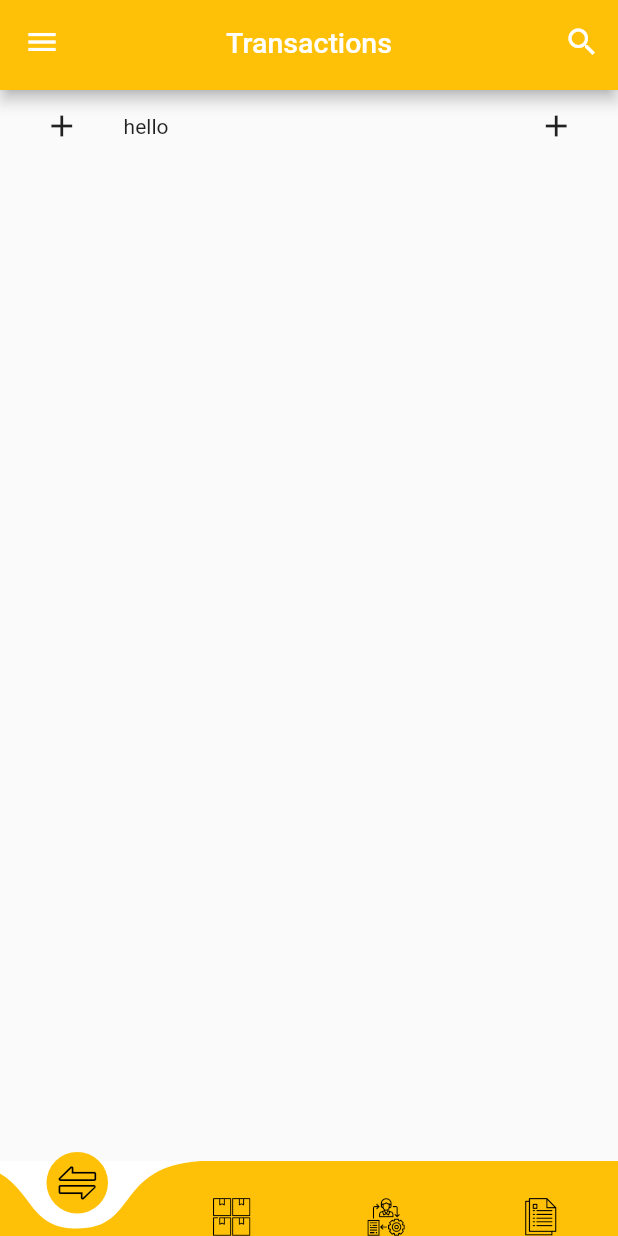
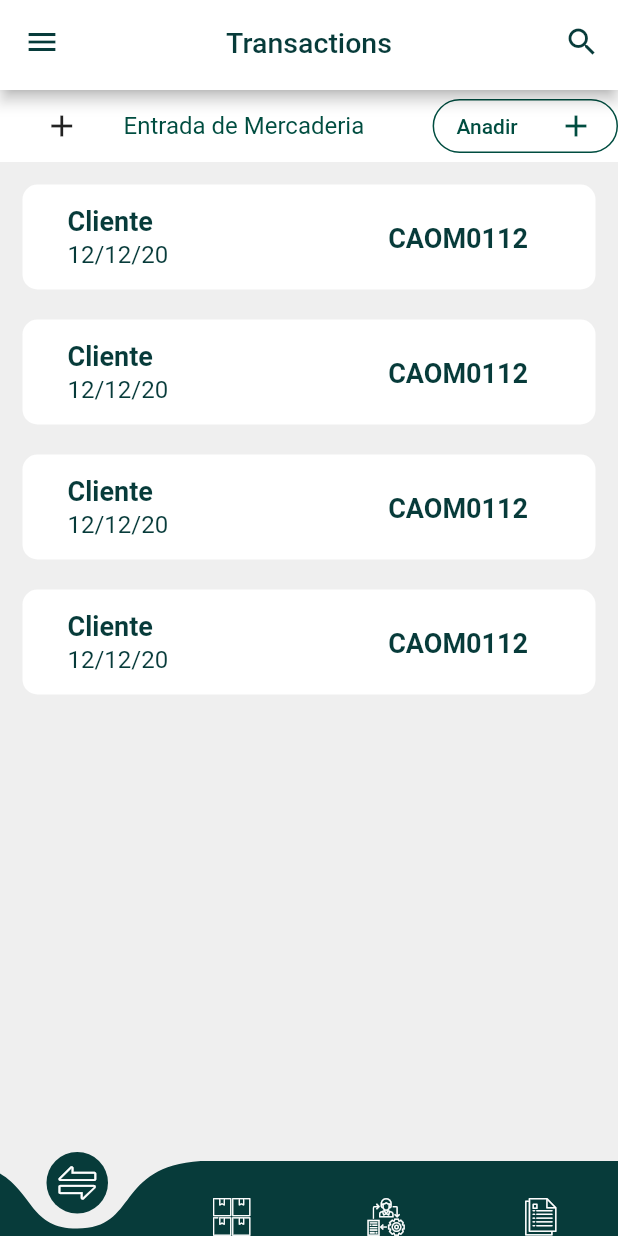
Before and after one commit to jjeangal/chankuap_flutter, a Flutter app: the screen it shows after launch, on a phone screen of 412 x 824 dp. Run offline on Flutter 3.47's test engine with Material 2 defaults, Android fonts, the phone set to English and light mode, and no system bars; drawn by our look-alikes of curved_navigation_bar.

Commit message:
Changing fonts and text to fit with decided colors.

```diff
--- a/lib/app_bars/transaction_app_bar.dart
+++ b/lib/app_bars/transaction_app_bar.dart
@@ -11,11 +11,12 @@ class TransactionAppBar extends StatelessWidget {
   Widget build(BuildContext context) {
     return AppBar(
       title: Text("$appBarTitle",
-          style: TextStyle(fontSize: 19)),
+          style: TextStyle(fontSize: 19, color: Color(0xff073B3A))),
       centerTitle: true,
-      backgroundColor: Colors.amber,
+      backgroundColor: Colors.white,
+      iconTheme: IconThemeData(color: Color(0xff073B3A)),
       actions: <Widget>[new IconButton(
-          icon: new Icon(Icons.search),
+          icon: new Icon(Icons.search, color: Color(0xff073B3A)),
           onPressed: () => print("search")
       )],
     );
--- a/lib/main.dart
+++ b/lib/main.dart
@@ -68,15 +68,15 @@ class _MyHomePageState extends State<MyHomePage> {
           )),
       bottomNavigationBar: CurvedNavigationBar(
         index: _pageIndex,
-        color: Colors.amber,
-        backgroundColor: Colors.white,
-        buttonBackgroundColor: Colors.amber,
+        color: Color(0xff073B3A),
+        backgroundColor: Color(0xffEFEFEF),
+        buttonBackgroundColor: Color(0xff073B3A),
         height: 50,
         items: <Widget>[
-          Icon(AppIcons.transaction, size: 25, color: Colors.black),
-          Icon(AppIcons.storage, size: 25, color: Colors.black),
-          Icon(AppIcons.processes, size: 25, color: Colors.black),
-          Icon(AppIcons.document, size: 25, color: Colors.black),
+          Icon(AppIcons.transaction, size: 25, color: Colors.white),
+          Icon(AppIcons.storage, size: 25, color: Colors.white),
+          Icon(AppIcons.processes, size: 25, color: Colors.white),
+          Icon(AppIcons.document, size: 25, color: Colors.white),
         ],
         animationDuration: Duration(milliseconds: 200),
         onTap: (int tappedIndex) {
--- a/lib/pages/Transactions.dart
+++ b/lib/pages/Transactions.dart
@@ -51,26 +51,140 @@ class _TransactionState extends State<Transactions> {
             ],
           ),
         ),
-        body: Row (
+        body: Container(
+          color: Color(0xffEFEFEF),
+          child: Column(
+            children: <Widget>[
+              Container(
+                color: Colors.white,
+                child:
+                Row(
                   children: <Widget>[
                     Expanded(
                       flex: 2,
                       child: Icon(Icons.add),
                     ),
                     Expanded(
-              flex: 6,
-              child: Text("hello"),
+                      flex: 5,
+                      child: Text("Entrada de Mercaderia", style: TextStyle(color: Colors.teal[900], fontSize: 16)),
                     ),
                     Expanded(
-              flex: 2,
-              child: IconButton(
-                icon: Icon(Icons.add),
-                onPressed: () => print("hello"),
+                      flex: 3,
+                      child: FlatButton(
+                        color: Colors.white,
+                        onPressed: () => {
+                          showDialog(
+                            context: context,
+                            builder: (BuildContext context) =>
+                              _buildPopupDialog(context),
+                          ),
+                        },
+                        shape: RoundedRectangleBorder(
+                            borderRadius: BorderRadius.circular(18.0),
+                            side: BorderSide(color: Colors.teal[900])
+                        ),
+                        child: Row(
+                          children: <Widget>[
+                            Expanded(
+                              flex: 6,
+                              child: Text("Anadir", style: TextStyle(color: Colors.teal[900]))
+                            ),
+                            Icon(Icons.add, color: Colors.teal[900]),
+                          ],
+                        ),
                       ),
                     )
                   ]
+                )
               ),
+              Expanded(
+                child: ListView.builder(
+                  itemCount: 4,
+                  scrollDirection: Axis.vertical,
+                  padding: EdgeInsets.all(5.0),
+                  itemBuilder: (context, index) => _buildListItem(index)
+                ),
+              ),
+            ],
+          )
+        )
       ),
     );
   }
+
+  Widget _buildListItem(int index) {
+    return InkWell(
+      child: Container(
+        height: 70,
+        decoration: BoxDecoration(
+          color: Colors.white,
+          borderRadius: BorderRadius.all(
+            Radius.circular(10)
+          )
+        ),
+        margin: EdgeInsets.symmetric(vertical: 10, horizontal: 10),
+        child: Stack(children: [
+            Stack(
+              children: [
+                Positioned(
+                  child: Text("Cliente", style:
+                    TextStyle(
+                      color: Color(0xff073B3A),
+                      fontWeight: FontWeight.bold,
+                      fontSize: 18
+                    )),
+                  top: 14, left: 30),
+                Positioned(child: Text("12/12/20", style:
+                  TextStyle(
+                    color: Color(0xff073B3A),
+                    fontSize: 16
+                  )
+                ),
+                    bottom: 14, left: 30)
+              ],
+            ),
+            Positioned(
+              top: 25,
+              right: 45,
+              child: Text("CAOM0112", style:
+                TextStyle(
+                  color: Color(0xff073B3A),
+                  fontWeight: FontWeight.bold,
+                  fontSize: 18,
+                )
+              )
+            )
+          ],
+        ),
+      ),
+      onTap: () {
+        showDialog(
+          context: context,
+          builder: (BuildContext context) => _buildPopupDialog(context),
+        );
       }
+    );
+  }
+
+  Widget _buildPopupDialog(BuildContext context) {
+    return new AlertDialog(
+      title: const Text('Popup example'),
+      content: new Column(
+        mainAxisSize: MainAxisSize.min,
+        crossAxisAlignment: CrossAxisAlignment.start,
+        children: <Widget>[
+          Text("Hello"),
+        ],
+      ),
+      actions: <Widget>[
+        new FlatButton(
+          onPressed: () {
+            Navigator.of(context).pop();
+          },
+          textColor: Theme.of(context).primaryColor,
+          child: const Text('Close'),
+        ),
+      ],
+    );
+  }
+}
```
Lines whose indentation alone changed are shown as unchanged.
